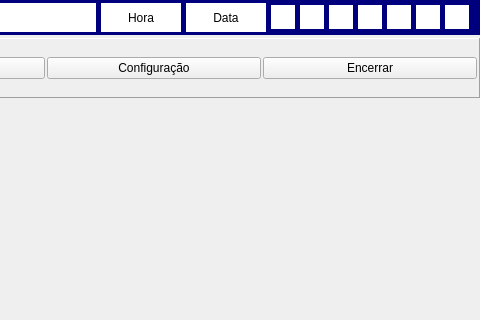
Above: Screen/frmMain.ui from LasFreitas/Bike before the change; both pictures show x 820 to 1300 and y 0 to 320 of the 1300 by 850 pixel window. Below: the same form after it.
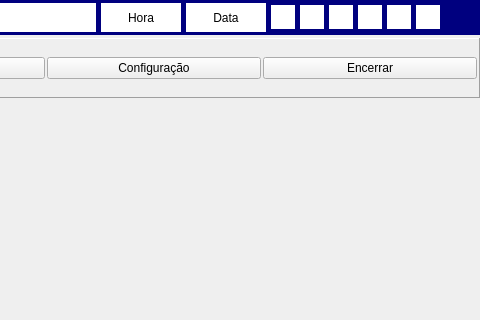
That is the form after the change. Icons and pictures are not drawn.

Commit message: Modificação no frmMain ButtonEndX

```diff
--- a/Screen/frmMain.ui
+++ b/Screen/frmMain.ui
@@ -701,9 +701,9 @@
      </widget>
     </item>
     <item>
-     <widget class="QLabel" name="lbClose">
+     <widget class="QPushButton" name="btClose">
       <property name="sizePolicy">
-       <sizepolicy hsizetype="Preferred" vsizetype="Preferred">
+       <sizepolicy hsizetype="Fixed" vsizetype="Fixed">
         <horstretch>0</horstretch>
         <verstretch>0</verstretch>
        </sizepolicy>
@@ -726,21 +726,22 @@
       <property name="accessibleName">
        <string>SYS</string>
       </property>
-      <property name="styleSheet">
-       <string notr="true">background-color: rgb(255, 255, 255);</string>
-      </property>
       <property name="text">
        <string/>
       </property>
-      <property name="scaledContents">
+      <property name="icon">
+       <iconset>
+        <normaloff>../Icons/Close.png</normaloff>../Icons/Close.png</iconset>
+      </property>
+      <property name="iconSize">
+       <size>
+        <width>24</width>
+        <height>24</height>
+       </size>
+      </property>
+      <property name="flat">
        <bool>true</bool>
       </property>
-      <property name="alignment">
-       <set>Qt::AlignCenter</set>
-      </property>
-      <property name="margin">
-       <number>2</number>
-      </property>
      </widget>
     </item>
    </layout>
```
Left out of the diff: 7 changed lines with no effect on the pictures. The commit also changes 5 other files.
